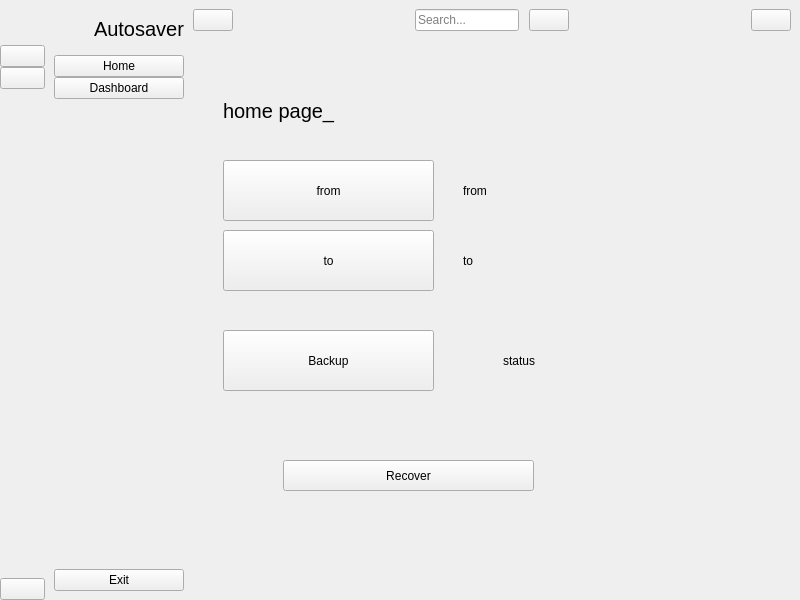
Above: merge_ux_ui/sidebar.ui from c0de1sl1fe/auto_saver_app before the change. Below: the same form after it.
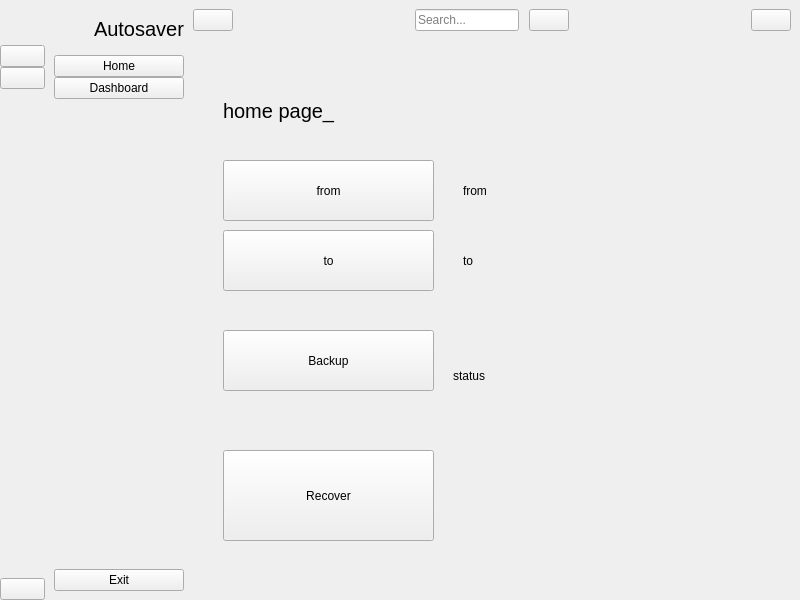
That is the form after the change. Icons and pictures are not drawn.

```diff
--- a/merge_ux_ui/sidebar.ui
+++ b/merge_ux_ui/sidebar.ui
@@ -521,15 +521,18 @@
           <widget class="QLabel" name="stats_lable">
            <property name="geometry">
             <rect>
-             <x>310</x>
-             <y>300</y>
-             <width>151</width>
-             <height>41</height>
+             <x>260</x>
+             <y>290</y>
+             <width>301</width>
+             <height>91</height>
             </rect>
            </property>
            <property name="text">
             <string>status</string>
            </property>
+           <property name="wordWrap">
+            <bool>true</bool>
+           </property>
           </widget>
           <widget class="QPushButton" name="tmp_button">
            <property name="geometry">
@@ -547,10 +550,10 @@
           <widget class="QPushButton" name="recovery_button">
            <property name="geometry">
             <rect>
-             <x>90</x>
-             <y>420</y>
-             <width>251</width>
-             <height>31</height>
+             <x>30</x>
+             <y>410</y>
+             <width>211</width>
+             <height>91</height>
             </rect>
            </property>
            <property name="text">
```
Left out of the diff: 21 changed lines with no effect on the pictures.
